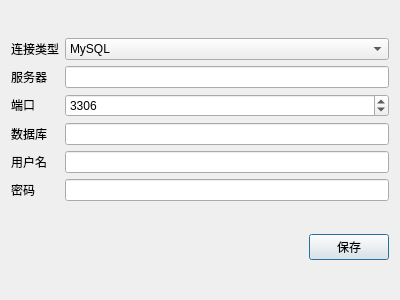
This is ui/dbconn.ui in Jovany-Rong/awesomedialog-generator as Qt 5 draws it before an edit. The edited form follows.
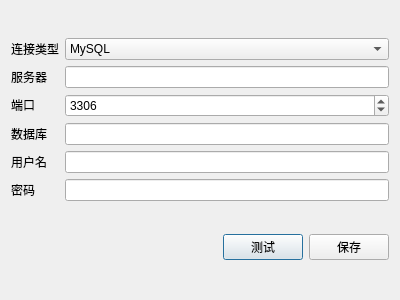
This is the edited form.

Commit message: complete db test

Diff of the .ui file:
```diff
--- a/ui/dbconn.ui
+++ b/ui/dbconn.ui
@@ -124,6 +124,13 @@
        </property>
       </spacer>
      </item>
+     <item>
+      <widget class="QPushButton" name="btnTest">
+       <property name="text">
+        <string>测试</string>
+       </property>
+      </widget>
+     </item>
      <item>
       <widget class="QPushButton" name="btnSave">
        <property name="text">
```
The commit also changes 10 other files.
